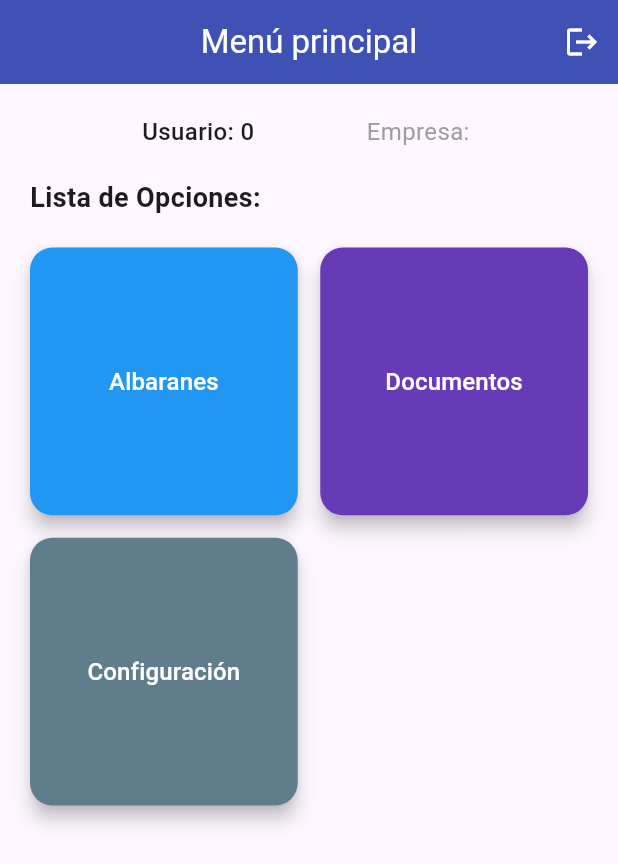
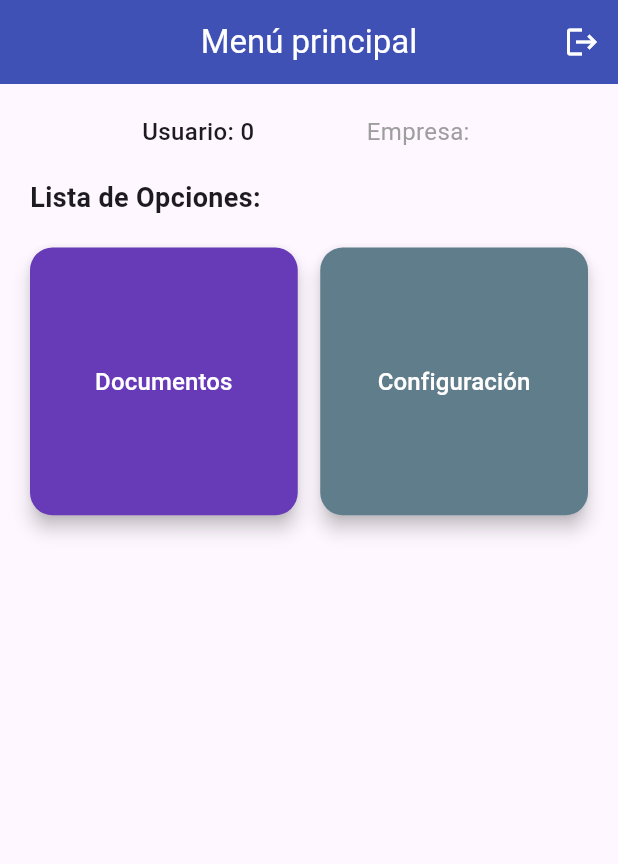
Before and after one commit to JoArregui/Firma_Tap, a Flutter app: the HomePage screen opened directly with empty values, on a phone screen of 412 x 824 dp. Shown: the top 864 px of the screen. Run offline on Flutter 3.47's test engine with Material 3 defaults, Android fonts, the light colour scheme and no system bars; our stand-ins replace package_info_plus, shared_preferences, signature; accounts and stored records are empty; network calls fail.

Commit message:
eliminamos el boton de Albaranes y limpieza de codigo

```diff
--- a/lib/features/pages/home_page.dart
+++ b/lib/features/pages/home_page.dart
@@ -39,6 +39,8 @@ class _HomePageState extends State<HomePage> {
     }
   }
 
+  /*
+  Se comenta ese metodo en para usarse en caso de ser necesario
   void _confirmarUsuario(BuildContext context) async {
     final prefs = await SharedPreferences.getInstance();
     final usuarioGuardado = prefs.getInt('usuarioId') ?? widget.usuarioId;
@@ -89,7 +91,7 @@ class _HomePageState extends State<HomePage> {
         ),
       );
     }
-  }
+  }*/
 
 
 
@@ -146,12 +148,13 @@ class _HomePageState extends State<HomePage> {
                 crossAxisSpacing: 15,
                 mainAxisSpacing: 15,
                 children: [
-                  _buildMenuButton(
+                  //Comentamos el boton de albaranes porque de momento no hace falta
+                 /* _buildMenuButton(
                     context,
                     title: 'Albaranes',
                     color: Colors.blue,
                     destination: const AlbaranPendientePage(),
-                  ),
+                  ),*/
                   _buildMenuButton(
                     context,
                     title: 'Documentos',
```
